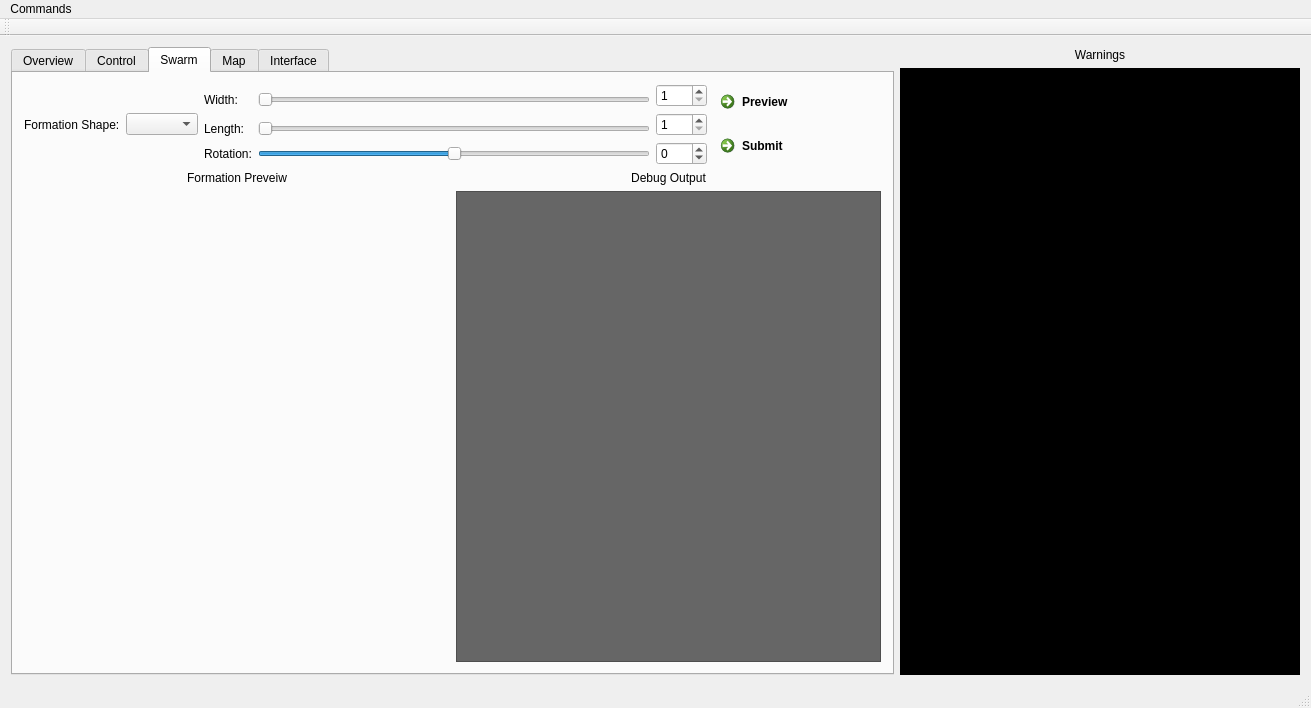
YCP-Swarm-Robotics-Capstone-2020-2021/SRCSim, file modules/ControlGUI/mainwindow.ui: the form before one commit.
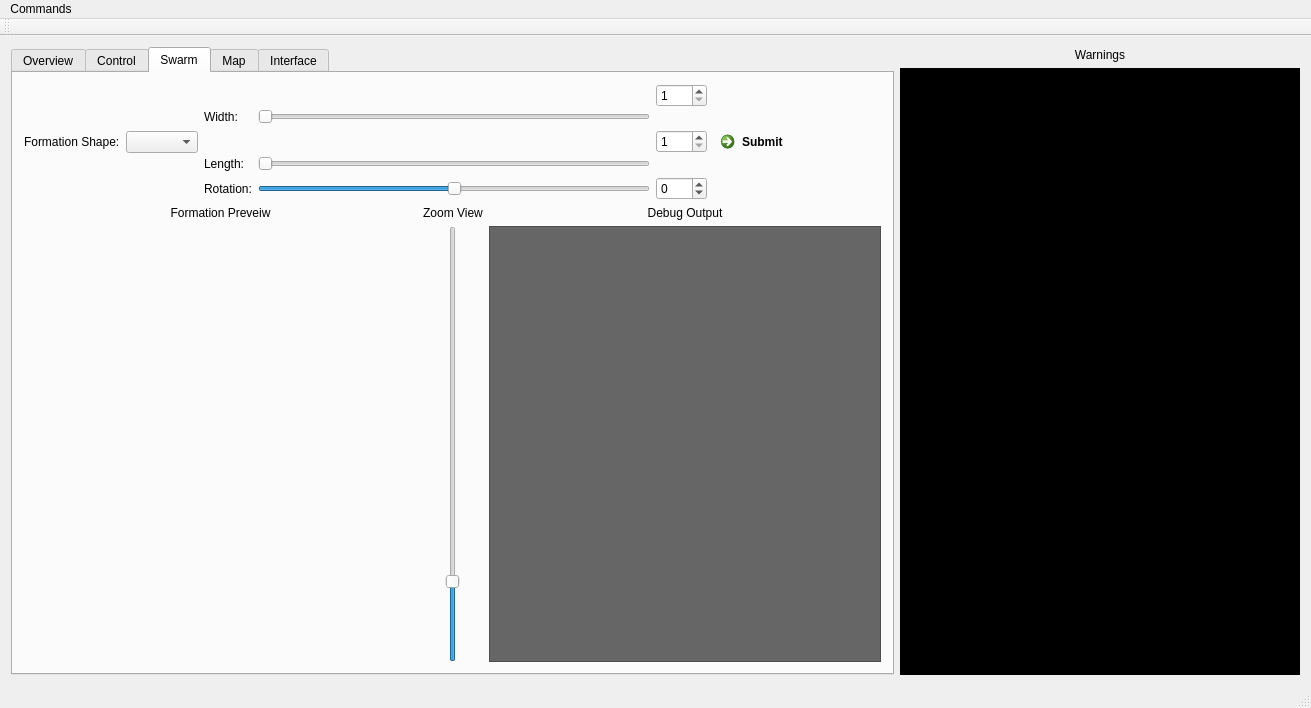
The form after the commit.

Commit message: SRC-1.1.6: Added in Zoom capabilities to visualization.

Diff of the .ui file:
```diff
--- a/modules/ControlGUI/mainwindow.ui
+++ b/modules/ControlGUI/mainwindow.ui
@@ -828,8 +828,8 @@
        <attribute name="title">
         <string>Swarm</string>
        </attribute>
-       <layout class="QGridLayout" name="gridLayout_8">
-        <item row="0" column="0" colspan="2">
+       <layout class="QVBoxLayout" name="verticalLayout_8">
+        <item>
          <layout class="QHBoxLayout" name="horizontalLayout_11">
           <item>
            <layout class="QHBoxLayout" name="horizontalLayout_10">
@@ -942,11 +942,20 @@
           <item>
            <layout class="QVBoxLayout" name="verticalLayout_6">
             <item>
-             <widget class="QCommandLinkButton" name="commandLinkButton">
-              <property name="text">
-               <string>Preview</string>
+             <spacer name="verticalSpacer_3">
+              <property name="orientation">
+               <enum>Qt::Vertical</enum>
               </property>
-             </widget>
+              <property name="sizeType">
+               <enum>QSizePolicy::Minimum</enum>
+              </property>
+              <property name="sizeHint" stdset="0">
+               <size>
+                <width>20</width>
+                <height>40</height>
+               </size>
+              </property>
+             </spacer>
             </item>
             <item>
              <widget class="QCommandLinkButton" name="commandLinkButton_2">
@@ -955,11 +964,29 @@
               </property>
              </widget>
             </item>
+            <item>
+             <spacer name="verticalSpacer_4">
+              <property name="orientation">
+               <enum>Qt::Vertical</enum>
+              </property>
+              <property name="sizeType">
+               <enum>QSizePolicy::Minimum</enum>
+              </property>
+              <property name="sizeHint" stdset="0">
+               <size>
+                <width>20</width>
+                <height>40</height>
+               </size>
+              </property>
+             </spacer>
+            </item>
            </layout>
           </item>
          </layout>
         </item>
-        <item row="1" column="0">
+        <item>
+         <layout class="QGridLayout" name="gridLayout_8">
+          <item row="0" column="0">
          <widget class="QLabel" name="label_18">
           <property name="text">
            <string>Formation Preveiw</string>
@@ -969,7 +996,17 @@
           </property>
          </widget>
         </item>
-        <item row="1" column="1">
+          <item row="0" column="1">
+           <widget class="QLabel" name="label_19">
+            <property name="text">
+             <string>Zoom View</string>
+            </property>
+            <property name="alignment">
+             <set>Qt::AlignCenter</set>
+            </property>
+           </widget>
+          </item>
+          <item row="0" column="2">
          <widget class="QLabel" name="label_17">
           <property name="text">
            <string>Debug Output</string>
@@ -979,7 +1016,34 @@
           </property>
          </widget>
         </item>
-        <item row="2" column="1">
+          <item row="1" column="0">
+           <layout class="QVBoxLayout" name="verticalLayout_7">
+            <item>
+             <layout class="QGridLayout" name="glLayout"/>
+            </item>
+           </layout>
+          </item>
+          <item row="1" column="1">
+           <layout class="QHBoxLayout" name="horizontalLayout_12">
+            <item>
+             <widget class="QSlider" name="zoomSlider">
+              <property name="minimum">
+               <number>1</number>
+              </property>
+              <property name="maximum">
+               <number>30</number>
+              </property>
+              <property name="value">
+               <number>6</number>
+              </property>
+              <property name="orientation">
+               <enum>Qt::Vertical</enum>
+              </property>
+             </widget>
+            </item>
+           </layout>
+          </item>
+          <item row="1" column="2">
          <widget class="QTextBrowser" name="textBrowser_2">
           <property name="sizePolicy">
            <sizepolicy hsizetype="Preferred" vsizetype="Expanding">
@@ -992,8 +1056,7 @@
           </property>
          </widget>
         </item>
-        <item row="2" column="0">
-         <layout class="QGridLayout" name="glLayout"/>
+         </layout>
         </item>
        </layout>
       </widget>
```
Lines whose indentation alone changed are shown as unchanged. The commit also changes 5 other files.
